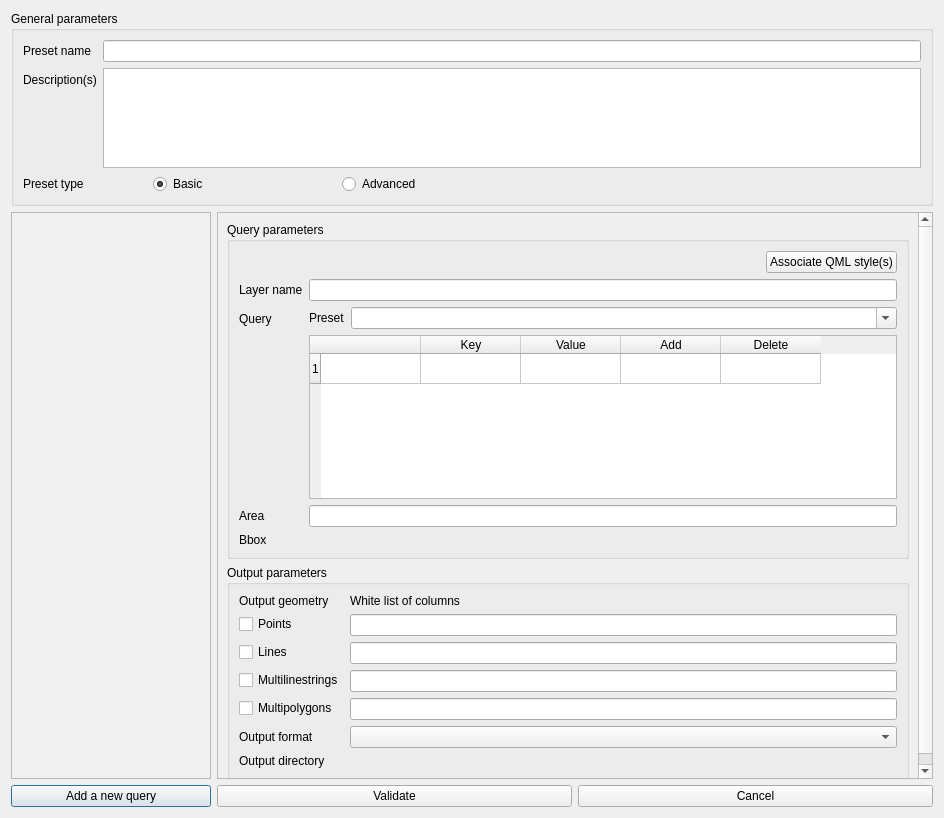
The window that QuickOSM/resources/ui/edit_preset.ui (3liz/QuickOSM) describes before a commit, drawn with Qt 5.
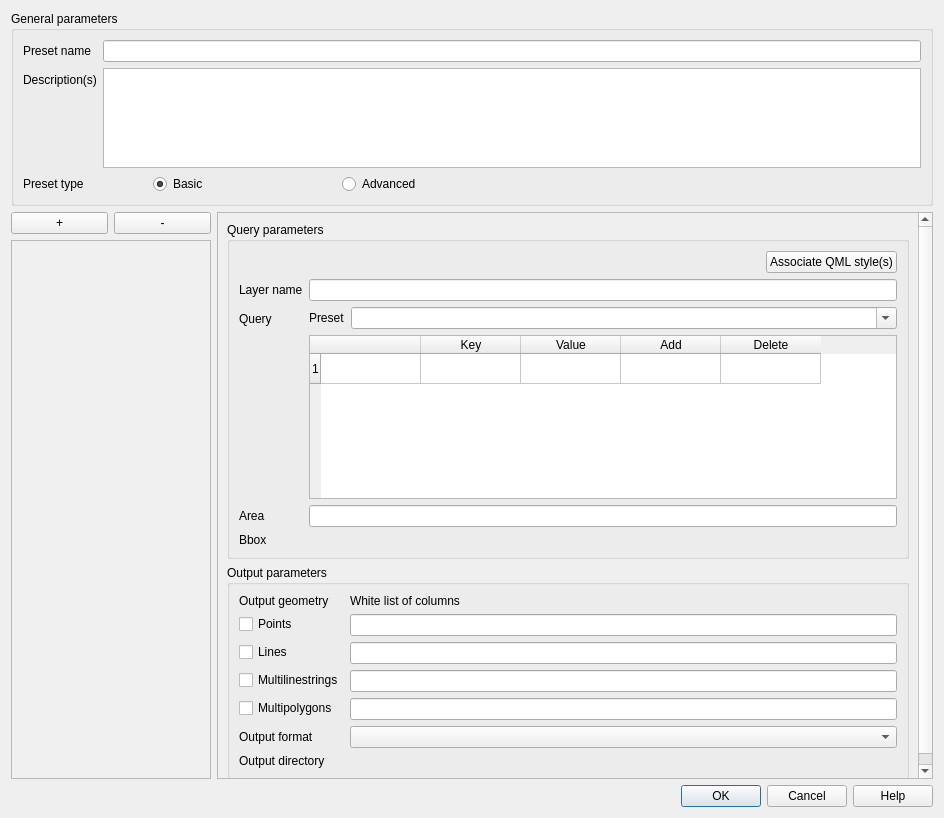
The same window after the commit. Custom widgets are drawn as their Qt base class.

Commit message: UX - Add icons and review buttons in the map preset editor

The edit to the form file:
```diff
--- a/QuickOSM/resources/ui/edit_preset.ui
+++ b/QuickOSM/resources/ui/edit_preset.ui
@@ -128,6 +128,24 @@
     <layout class="QHBoxLayout" name="horizontalLayout_2">
      <item>
       <layout class="QVBoxLayout" name="verticalLayout">
+       <item>
+        <layout class="QHBoxLayout" name="horizontalLayout_5">
+         <item>
+          <widget class="QPushButton" name="button_add">
+           <property name="text">
+            <string notr="true">+</string>
+           </property>
+          </widget>
+         </item>
+         <item>
+          <widget class="QPushButton" name="button_remove">
+           <property name="text">
+            <string notr="true">-</string>
+           </property>
+          </widget>
+         </item>
+        </layout>
+       </item>
        <item>
         <widget class="QListWidget" name="list_queries">
          <property name="sizePolicy">
@@ -195,13 +213,6 @@
          </property>
         </widget>
        </item>
-       <item>
-        <widget class="QPushButton" name="button_add">
-         <property name="text">
-          <string>Add a new query</string>
-         </property>
-        </widget>
-       </item>
       </layout>
      </item>
      <item>
@@ -559,27 +570,19 @@
         </widget>
        </item>
        <item>
-        <layout class="QHBoxLayout" name="horizontalLayout">
-         <item>
-          <widget class="QPushButton" name="button_validate">
-           <property name="text">
-            <string>Validate</string>
-           </property>
-          </widget>
-         </item>
-         <item>
-          <widget class="QPushButton" name="button_cancel">
-           <property name="text">
-            <string>Cancel</string>
-           </property>
-          </widget>
-         </item>
-        </layout>
+        <layout class="QHBoxLayout" name="horizontalLayout"/>
        </item>
       </layout>
      </item>
     </layout>
    </item>
+   <item>
+    <widget class="QDialogButtonBox" name="button_box">
+     <property name="standardButtons">
+      <set>QDialogButtonBox::Cancel|QDialogButtonBox::Help|QDialogButtonBox::Ok</set>
+     </property>
+    </widget>
+   </item>
   </layout>
  </widget>
  <customwidgets>
```
The commit also changes 1 other file.
